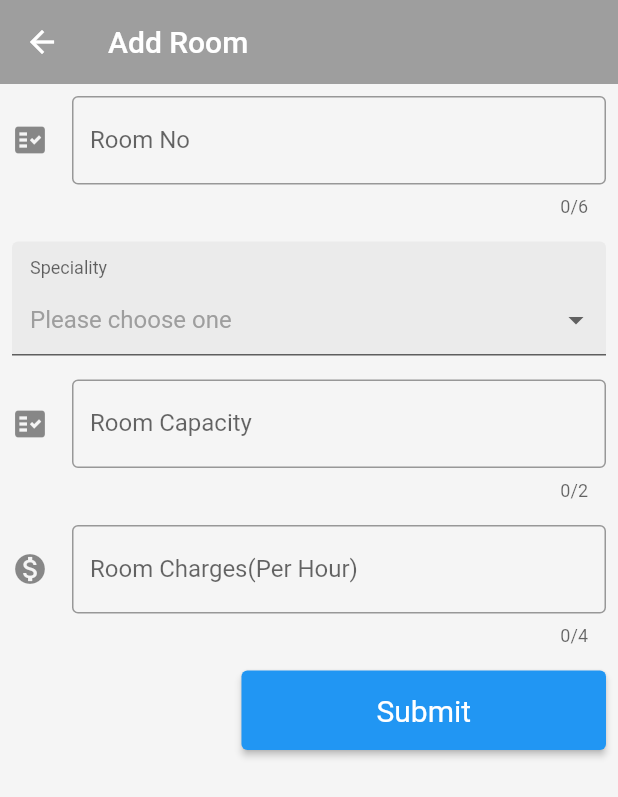
After one commit to thezeeshanasghar/fe-bm, a Flutter app: the AddRoom screen opened by its route, on a phone screen of 412 x 824 dp. The commit adds this screen. Shown: the top 797 px of the screen. Run offline on Flutter 3.47's test engine with Material 2 defaults, Android fonts, the phone set to English and light mode, and no system bars; drawn by our look-alikes of dropdown_formfield; our stand-ins replace image_picker.

Commit message:
Procedure and Room

```diff
--- /dev/null
+++ b/lib/Pages/AddRoom.dart
@@ -0,0 +1,232 @@
+import 'package:flutter/material.dart';
+import 'package:dropdown_formfield/dropdown_formfield.dart';
+
+class AddRoom extends StatefulWidget {
+  @override
+  _AddRoomState createState() => _AddRoomState();
+}
+
+class _AddRoomState extends State<AddRoom> {
+  @override
+  Widget build(BuildContext context) {
+    return Scaffold(
+      backgroundColor: Colors.grey[100],
+      appBar: AppBar(
+        title: Text("Add Room"),
+        centerTitle: false,
+        backgroundColor: Colors.grey,
+        elevation: 0.0,
+      ),
+      body: ServiceForm(),
+    );
+  }
+}
+
+class ServiceForm extends StatefulWidget {
+  @override
+  _ServiceFormState createState() => _ServiceFormState();
+}
+
+class _ServiceFormState extends State<ServiceForm> {
+  @override
+  final addRoomFormKey = GlobalKey<FormState>();
+  String RoomNo;
+  String RoomType;
+  String RoomCapacity;
+  String Charges;
+
+  Widget build(BuildContext context) {
+    return DefaultTextStyle(
+      style: Theme.of(context).textTheme.bodyText2,
+      child: LayoutBuilder(
+        builder: (BuildContext context, BoxConstraints viewportConstraints) {
+          return SingleChildScrollView(
+            child: ConstrainedBox(
+              constraints: BoxConstraints(
+                minHeight: viewportConstraints.minHeight,
+              ),
+              child: Form(
+                key: addRoomFormKey,
+                child: Column(
+                  mainAxisAlignment: MainAxisAlignment.spaceAround,
+                  children: <Widget>[
+
+                    Column(
+                      children: [
+                        widgetroomNo(),
+                        widgetRoomType(),
+                        widgetCapacity(),
+                        widgetCharges(),
+                        widgetSubmit()
+                      ],
+
+                    )
+                  ],
+                ),
+              ),
+            ),
+          );
+        },
+      ),
+    );
+  }
+  Widget widgetroomNo() {
+    return Column(
+      children: [
+        Padding(
+          padding: EdgeInsets.symmetric(horizontal: 8, vertical: 8),
+          child: TextFormField(
+            autofocus: false,
+            maxLength: 6,
+            decoration: InputDecoration(
+                icon: Icon(Icons.fact_check),
+                border: OutlineInputBorder(),
+                labelText: 'Room No'),
+            validator: (String value) {
+              if (value == null || value.isEmpty) {
+                return 'This field cannot be empty';
+              }
+              return null;
+            },
+            onSaved: (String value) {
+              RoomNo = value;
+            },
+          ),
+        ),
+      ],
+    );
+  }
+  Widget widgetRoomType() {
+    return Column(
+      mainAxisAlignment: MainAxisAlignment.start,
+
+      children: <Widget>[
+        Padding(
+          padding: EdgeInsets.symmetric(horizontal: 8, vertical: 8),
+          child: DropDownFormField(
+            value: RoomType,
+            titleText: 'Speciality',
+            hintText: 'Please choose one',
+
+            onSaved: (value) {
+              setState(() {
+                RoomType = value;
+              });
+            },
+            validator: (value) {
+              if (value == null || value.isEmpty) {
+                return 'This field cannot be empty';
+              }
+              return null;
+            },
+            onChanged: (value) {
+              setState(() {
+                RoomType = value;
+              });
+            },
+            dataSource: [
+              {
+                "display": "Typ-1",
+                "value": "1",
+              },
+              {
+                "display": "Typ-2",
+                "value": "2",
+              },
+              {
+                "display": "Typ-3",
+                "value": "3",
+              },
+            ],
+            textField: 'display',
+            valueField: 'value',
+          ),
+        ),
+      ],
+    );
+  }
+  Widget widgetCapacity() {
+    return Column(
+      children: [
+        Padding(
+          padding: EdgeInsets.symmetric(horizontal: 8, vertical: 8),
+          child: TextFormField(
+            autofocus: false,
+            maxLength: 2,
+            decoration: InputDecoration(
+                icon: Icon(Icons.fact_check),
+                border: OutlineInputBorder(),
+                labelText: 'Room Capacity'),
+            validator: (String value) {
+              if (value == null || value.isEmpty) {
+                return 'This field cannot be empty';
+              }
+              return null;
+            },
+            onSaved: (String value) {
+              RoomNo = value;
+            },
+          ),
+        ),
+      ],
+    );
+  }
+  Widget widgetCharges() {
+    return Column(
+      children: [
+        Padding(
+          padding: EdgeInsets.symmetric(horizontal: 8, vertical: 8),
+          child: TextFormField(
+            autofocus: false,
+            maxLength: 4,
+            decoration: InputDecoration(
+                icon: Icon(Icons.monetization_on),
+                border: OutlineInputBorder(),
+                labelText: 'Room Charges(Per Hour)'),
+            validator: (String value) {
+              if (value == null || value.isEmpty) {
+                return 'This field cannot be empty';
+              }
+              return null;
+            },
+            onSaved: (String value) {
+              Charges = value;
+            },
+          ),
+        ),
+      ],
+    );
+  }
+  Widget widgetSubmit() {
+    return Column(
+      children: [
+        Align(
+          alignment: Alignment.bottomRight,
+          child: Padding(
+            padding: EdgeInsets.symmetric(horizontal: 8, vertical: 8),
+            child: ElevatedButton(
+              autofocus: false,
+              style: ElevatedButton.styleFrom(
+                padding: EdgeInsets.symmetric(horizontal: 90, vertical: 15),
+                textStyle: TextStyle(fontSize: 20),
+              ),
+              child: Text('Submit'),
+              onPressed: () {
+                if (!addRoomFormKey.currentState.validate()) {
+                  ScaffoldMessenger.of(context).showSnackBar(SnackBar(
+                      content:
+                      Text('Error: Some input fields are not filled.')));
+                  return;
+                }
+                ScaffoldMessenger.of(context)
+                    .showSnackBar(SnackBar(content: Text('Successfull')));
+                addRoomFormKey.currentState.save();
+              },
+            ),
+          ),
+        ),
+      ],
+    );
+  }
+
+}
--- a/lib/main.dart
+++ b/lib/main.dart
@@ -4,11 +4,15 @@ import 'package:baby_doctor/Pages/AddNurse.dart';
 import 'package:baby_doctor/Pages/AddProcedures.dart';
 import 'package:baby_doctor/Pages/Home.dart';
 import 'package:flutter/material.dart';
+import 'package:baby_doctor/Pages/AddService.dart';
+import 'package:baby_doctor/Pages/AddRoom.dart';
 
 void main() {
   runApp(MaterialApp(
     initialRoute: '/',
     routes: {
+      '/AddRoom': (context) => AddRoom(),
+      '/AddService': (context) => AddService(),
       '/AddDoctor': (context) => AddDoctor(),
       '/AddNurse': (context) => AddNurse(),
       '/AddProcedures': (context) => AddProcedures(),
```
Also changed, not shown: lib/Pages/AddService.dart (added, +153 -0 lines), lib/Pages/Home.dart (+16 -0 lines).
